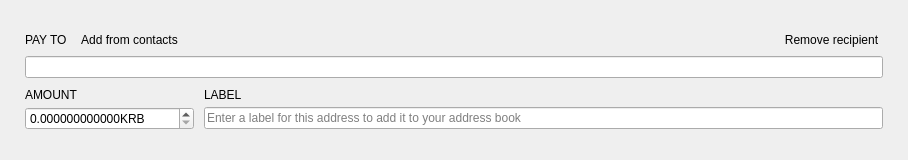
Before: the Qt Designer form src/Gui/Send/TransferFrame.ui in Karbovanets/Karbo-lite, drawn with Qt 5.
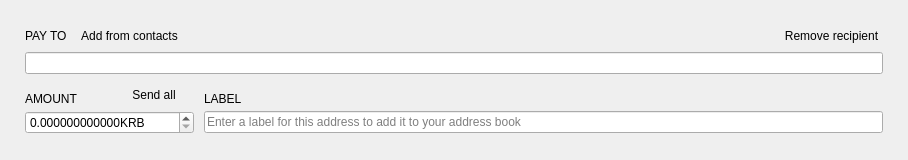
After: the same form once the commit is applied. Custom widgets are drawn as their Qt base class.

```diff
--- a/src/Gui/Send/TransferFrame.ui
+++ b/src/Gui/Send/TransferFrame.ui
@@ -168,6 +168,12 @@
      </property>
      <item row="0" column="0">
       <widget class="WalletGui::WalletNormalGrayTextLabel" name="m_amountTextLabel">
+       <property name="sizePolicy">
+        <sizepolicy hsizetype="Minimum" vsizetype="Minimum">
+         <horstretch>0</horstretch>
+         <verstretch>0</verstretch>
+        </sizepolicy>
+       </property>
        <property name="text">
         <string>AMOUNT</string>
        </property>
@@ -180,6 +186,31 @@
       </widget>
      </item>
      <item row="0" column="1">
+      <widget class="WalletGui::WalletTinyLinkLikeButton" name="m_sendAllButton">
+       <property name="sizePolicy">
+        <sizepolicy hsizetype="Minimum" vsizetype="Minimum">
+         <horstretch>0</horstretch>
+         <verstretch>0</verstretch>
+        </sizepolicy>
+       </property>
+       <property name="cursor">
+        <cursorShape>PointingHandCursor</cursorShape>
+       </property>
+       <property name="focusPolicy">
+        <enum>Qt::NoFocus</enum>
+       </property>
+       <property name="layoutDirection">
+        <enum>Qt::LeftToRight</enum>
+       </property>
+       <property name="text">
+        <string>Send all</string>
+       </property>
+       <property name="flat">
+        <bool>true</bool>
+       </property>
+      </widget>
+     </item>
+     <item row="0" column="2">
       <widget class="WalletGui::WalletNormalGrayTextLabel" name="m_labelTextLabel">
        <property name="text">
         <string>LABEL</string>
@@ -192,8 +223,14 @@
        </property>
       </widget>
      </item>
-     <item row="1" column="0">
+     <item row="1" column="0" colspan="2">
       <widget class="QDoubleSpinBox" name="m_sendAmountSpin">
+       <property name="maximumSize">
+        <size>
+         <width>16777215</width>
+         <height>16777215</height>
+        </size>
+       </property>
        <property name="focusPolicy">
         <enum>Qt::ClickFocus</enum>
        </property>
@@ -219,7 +256,7 @@
        </property>
       </widget>
      </item>
-     <item row="1" column="1">
+     <item row="1" column="2">
       <widget class="WalletGui::ClearableLineEdit" name="m_sendLabelEdit">
        <property name="styleSheet">
         <string notr="true">[errorState=&quot;true&quot;] {
@@ -249,6 +286,11 @@
   </layout>
  </widget>
  <customwidgets>
+  <customwidget>
+   <class>WalletGui::WalletTinyLinkLikeButton</class>
+   <extends>QPushButton</extends>
+   <header>Gui/Common/WalletLinkLikeButton.h</header>
+  </customwidget>
   <customwidget>
    <class>WalletGui::WalletNormalGrayTextLabel</class>
    <extends>QLabel</extends>
@@ -259,11 +301,6 @@
    <extends>QLineEdit</extends>
    <header>Gui/Common/ClearableLineEdit.h</header>
   </customwidget>
-  <customwidget>
-   <class>WalletGui::WalletTinyLinkLikeButton</class>
-   <extends>QPushButton</extends>
-   <header>Gui/Common/WalletLinkLikeButton.h</header>
-  </customwidget>
  </customwidgets>
  <tabstops>
   <tabstop>m_sendAddressEdit</tabstop>
```
Left out of the diff: 17 changed lines with no effect on the pictures.
